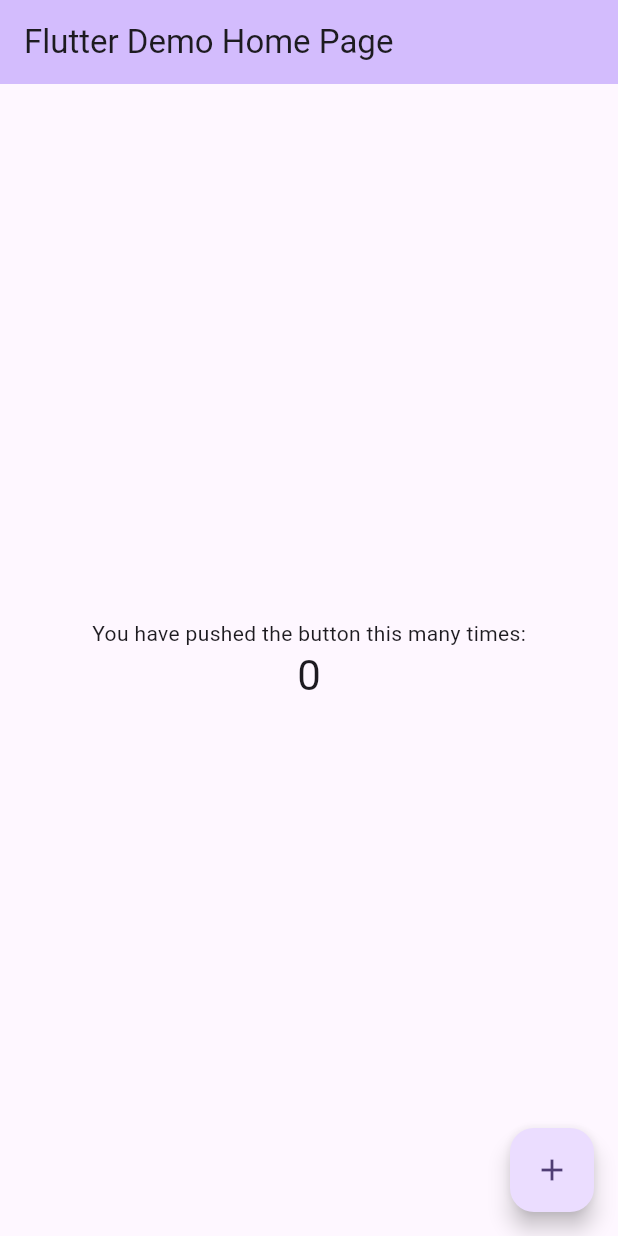
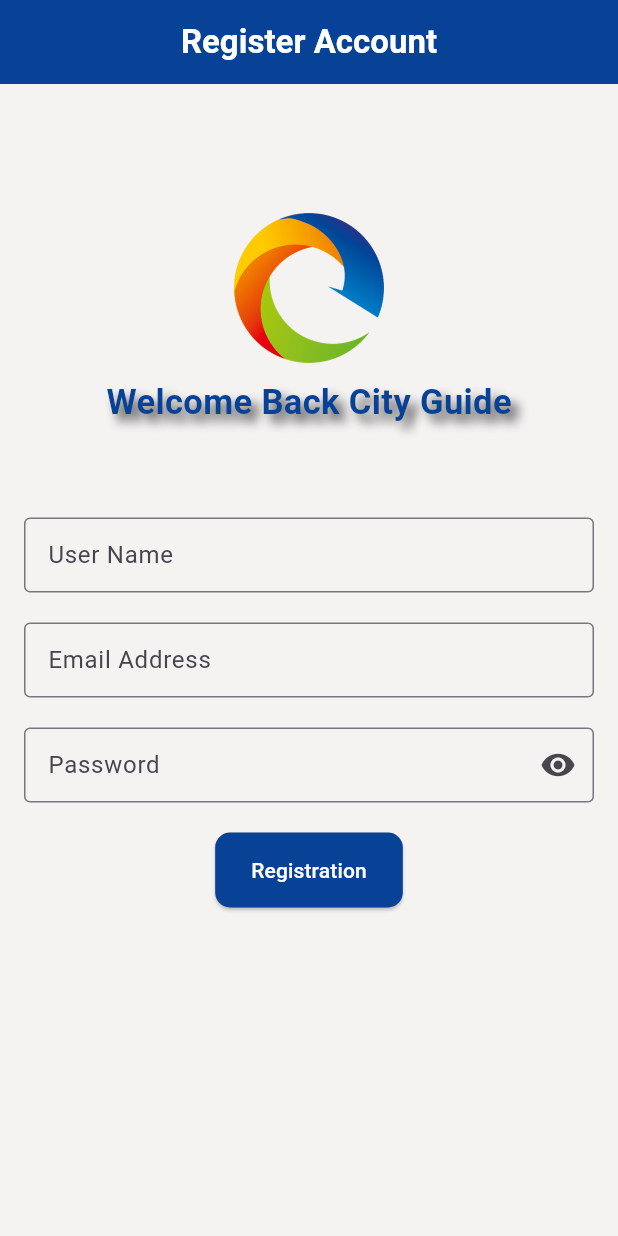
Before and after one commit to skhussain123/SemiProject4, a Flutter app: the screen it shows after launch, on a phone screen of 412 x 824 dp. Run offline on Flutter 3.47's test engine with Material 3 defaults, Android fonts, the phone set to English and light mode, and no system bars; our stand-ins replace firebase_core, smooth_page_indicator; accounts and stored records are empty; Roboto replaces fonts that are missing (Tauri).

Commit message:
move code

```diff
--- /dev/null
+++ b/info.txt
@@ -0,0 +1 @@
+flutter pub add smooth_page_indicator
--- /dev/null
+++ b/lib/constants/Fonts.dart
@@ -0,0 +1,6 @@
+import 'package:flutter/material.dart';
+
+class AppFonts {
+  static String primaryFont = 'Tauri';
+  static String secondaryFont = 'Kanit';
+}
--- /dev/null
+++ b/lib/constants/color.dart
@@ -0,0 +1,10 @@
+import 'package:flutter/material.dart';
+
+class AppColor {
+
+  static Color PrimaryColor = Color(0xff084296);
+  static Color SecondaryColor = Color(0xff9bc316);
+
+  static Color Color2 = Color(0xffe8420b);
+  static Color Color3 = Color(0xfffcb800);
+}
--- /dev/null
+++ b/lib/constants/images.dart
@@ -0,0 +1,5 @@
+class Appimages {
+
+  static String AppLogo = "assets/images/appLogo.png";
+
+}
--- a/lib/main.dart
+++ b/lib/main.dart
@@ -1,125 +1,30 @@
 import 'package:flutter/material.dart';
+import 'package:tourism_app/Onboarding/onboardView.dart';
+import 'package:tourism_app/pages/Auth/login.dart';
+import 'package:tourism_app/pages/Auth/register.dart';
+import 'package:tourism_app/pages/Splash.dart';
+import 'package:tourism_app/pages/welcome.dart';
 
 void main() {
-  runApp(const MyApp());
+  runApp(const MainFile());
 }
 
-class MyApp extends StatelessWidget {
-  const MyApp({super.key});
+class MainFile extends StatelessWidget {
+  const MainFile({super.key});
 
-  // This widget is the root of your application.
   @override
   Widget build(BuildContext context) {
     return MaterialApp(
-      title: 'Flutter Demo',
-      theme: ThemeData(
-        // This is the theme of your application.
-        //
-        // TRY THIS: Try running your application with "flutter run". You'll see
-        // the application has a purple toolbar. Then, without quitting the app,
-        // try changing the seedColor in the colorScheme below to Colors.green
-        // and then invoke "hot reload" (save your changes or press the "hot
-        // reload" button in a Flutter-supported IDE, or press "r" if you used
-        // the command line to start the app).
-        //
-        // Notice that the counter didn't reset back to zero; the application
-        // state is not lost during the reload. To reset the state, use hot
-        // restart instead.
-        //
-        // This works for code too, not just values: Most code changes can be
-        // tested with just a hot reload.
-        colorScheme: ColorScheme.fromSeed(seedColor: Colors.deepPurple),
-        useMaterial3: true,
-      ),
-      home: const MyHomePage(title: 'Flutter Demo Home Page'),
+      debugShowCheckedModeBanner: false,
+      // initialRoute: "/",
+      initialRoute: "/",
+      // home: SplaseScreen(),
+
+      routes: {
+        // "/": (context) => Onboardingview(),
+         "/": (context) => RegisterPage(),
+        '/welcome': (context) => WelcomePAge(),
+      },
     );
   }
 }
-
-class MyHomePage extends StatefulWidget {
-  const MyHomePage({super.key, required this.title});
-
-  // This widget is the home page of your application. It is stateful, meaning
-  // that it has a State object (defined below) that contains fields that affect
-  // how it looks.
-
-  // This class is the configuration for the state. It holds the values (in this
-  // case the title) provided by the parent (in this case the App widget) and
-  // used by the build method of the State. Fields in a Widget subclass are
-  // always marked "final".
-
-  final String title;
-
-  @override
-  State<MyHomePage> createState() => _MyHomePageState();
-}
-
-class _MyHomePageState extends State<MyHomePage> {
-  int _counter = 0;
-
-  void _incrementCounter() {
-    setState(() {
-      // This call to setState tells the Flutter framework that something has
-      // changed in this State, which causes it to rerun the build method below
-      // so that the display can reflect the updated values. If we changed
-      // _counter without calling setState(), then the build method would not be
-      // called again, and so nothing would appear to happen.
-      _counter++;
-    });
-  }
-
-  @override
-  Widget build(BuildContext context) {
-    // This method is rerun every time setState is called, for instance as done
-    // by the _incrementCounter method above.
-    //
-    // The Flutter framework has been optimized to make rerunning build methods
-    // fast, so that you can just rebuild anything that needs updating rather
-    // than having to individually change instances of widgets.
-    return Scaffold(
-      appBar: AppBar(
-        // TRY THIS: Try changing the color here to a specific color (to
-        // Colors.amber, perhaps?) and trigger a hot reload to see the AppBar
-        // change color while the other colors stay the same.
-        backgroundColor: Theme.of(context).colorScheme.inversePrimary,
-        // Here we take the value from the MyHomePage object that was created by
-        // the App.build method, and use it to set our appbar title.
-        title: Text(widget.title),
-      ),
-      body: Center(
-        // Center is a layout widget. It takes a single child and positions it
-        // in the middle of the parent.
-        child: Column(
-          // Column is also a layout widget. It takes a list of children and
-          // arranges them vertically. By default, it sizes itself to fit its
-          // children horizontally, and tries to be as tall as its parent.
-          //
-          // Column has various properties to control how it sizes itself and
-          // how it positions its children. Here we use mainAxisAlignment to
-          // center the children vertically; the main axis here is the vertical
-          // axis because Columns are vertical (the cross axis would be
-          // horizontal).
-          //
-          // TRY THIS: Invoke "debug painting" (choose the "Toggle Debug Paint"
-          // action in the IDE, or press "p" in the console), to see the
-          // wireframe for each widget.
-          mainAxisAlignment: MainAxisAlignment.center,
-          children: <Widget>[
-            const Text(
-              'You have pushed the button this many times:',
-            ),
-            Text(
-              '$_counter',
-              style: Theme.of(context).textTheme.headlineMedium,
-            ),
-          ],
-        ),
-      ),
-      floatingActionButton: FloatingActionButton(
-        onPressed: _incrementCounter,
-        tooltip: 'Increment',
-        child: const Icon(Icons.add),
-      ), // This trailing comma makes auto-formatting nicer for build methods.
-    );
-  }
-}
--- /dev/null
+++ b/lib/pages/Auth/register.dart
@@ -0,0 +1,121 @@
+import 'package:flutter/material.dart';
+import 'package:tourism_app/constants/Fonts.dart';
+import 'package:tourism_app/constants/color.dart';
+
+class RegisterPage extends StatelessWidget {
+  const RegisterPage({Key? key}) : super(key: key);
+
+  @override
+  Widget build(BuildContext context) {
+    return Scaffold(
+      appBar: AppBar(
+
+        backgroundColor:AppColor.PrimaryColor,
+        title: Center(
+          child: Text(
+            'Register Account',
+            style: TextStyle(
+              fontFamily: AppFonts.primaryFont,
+              color: Colors.white,
+              fontWeight: FontWeight.bold,
+            ),
+          ),
+        ),
+      ),
+
+
+      backgroundColor:Color.fromARGB(179, 241, 236, 236), // Change the background color of the body here
+
+      body: Padding(
+        padding: const EdgeInsets.all(16.0),
+
+        child: Column(
+          children: [
+            SizedBox(height: 70),
+
+
+            //Aoo Center logo
+            Image.asset(
+              'assets/images/appLogo.png', // Replace this with your app logo asset path
+              width: 100,
+              height: 100,
+            ),
+
+
+            SizedBox(height: 10),
+           Text(
+              "Welcome Back City Guide",
+              style: TextStyle(
+                fontSize: 23,
+                fontWeight: FontWeight.bold,
+                color: AppColor.PrimaryColor,
+                fontFamily: AppFonts.primaryFont,
+                shadows: [
+                  Shadow(
+                    color: Colors.black.withOpacity(0.7), // Shadow color
+                    offset: Offset(5, 5), // Shadow offset
+                    blurRadius: 8, // Shadow blur radius
+                  ),
+                ],
+              ),
+            ),
+
+
+
+            SizedBox(height: 60),
+            SizedBox(
+              height: 50,
+              child: TextFormField(
+                decoration: InputDecoration(
+                  labelText: 'User Name',
+                  border: OutlineInputBorder(),
+                ),
+              ),
+            ),
+            SizedBox(height: 20),
+            SizedBox(
+              height: 50,
+              child: TextFormField(
+                decoration: InputDecoration(
+                  labelText: 'Email Address',
+                  border: OutlineInputBorder(),
+                ),
+              ),
+            ),
+            SizedBox(height: 20),
+            SizedBox(
+              height: 50,
+              child: TextFormField(
+                decoration: InputDecoration(
+                  labelText: 'Password',
+                  suffixIcon: Icon(Icons.visibility),
+                  border: OutlineInputBorder(),
+                ),
+                obscureText: true,
+              ),
+            ),
+            SizedBox(height: 20),
+            SizedBox(
+              height: 50,
+              child: ElevatedButton(
+                onPressed: () {},
+                style: ButtonStyle(
+                  backgroundColor: MaterialStateProperty.all<Color>(AppColor.PrimaryColor),
+                  shape: MaterialStateProperty.all<OutlinedBorder>(
+                    RoundedRectangleBorder(
+                      borderRadius: BorderRadius.circular(10),
+                    ),
+                  ),
+                ),
+                child: Text(
+                  'Registration',
+                  style: TextStyle(color: Colors.white),
+                ),
+              ),
+            ),
+          ],
+        ),
+      ),
+    );
+  }
+}
```
Also changed, not shown: lib/Onboarding/onboardView.dart (added, +133 -0 lines), lib/Onboarding/onboarding_info.dart (added, +18 -0 lines), lib/Onboarding/onboarding_items.dart (added, +38 -0 lines), lib/pages/Auth/login.dart (added, +10 -0 lines), lib/pages/Splash.dart (added, +76 -0 lines), lib/pages/welcome.dart (added, +107 -0 lines), lib/utils/app_utils.dart (added, +36 -0 lines), pubspec.yaml (+7 -4 lines), assets/images/appLogo.png (added), lib/firebase_options.dart (added), pubspec.lock, 5 other files.
